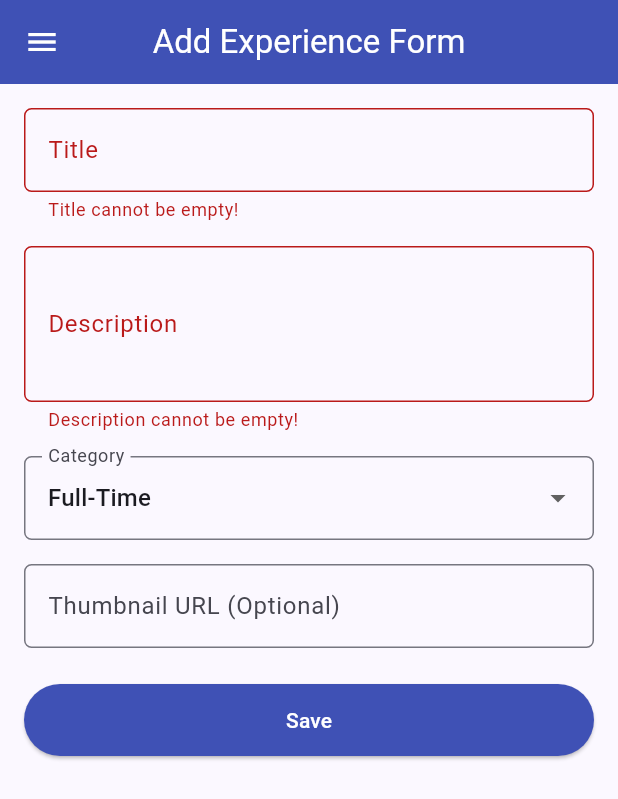
After one commit to daaaniiiissssss/myportofolio_mobile, a Flutter app: the ExperienceFormPage screen opened directly, after a tap on "Save", on a phone screen of 412 x 824 dp. The commit adds this screen. Shown: the top 799 px of the screen. Run offline on Flutter 3.47's test engine with Material 3 defaults, Android fonts, the phone set to English and light mode, and no system bars; our stand-ins replace material_ui; generated files the repository leaves out were written again.

Commit message:
change main

```diff
--- a/lib/main.dart
+++ b/lib/main.dart
@@ -1,22 +1,33 @@
 import 'package:material_ui/material_ui.dart';
 import 'package:myportofolio_mobile/screens/menu.dart';
+import 'package:myportofolio_mobile/services/api_client.dart';
+import 'package:myportofolio_mobile/services/auth_state.dart';
+import 'package:provider/provider.dart';
 
 void main() {
-  runApp(const MyApp());
+  runApp(MyApp(apiClient: ApiClient()));
 }
 
 class MyApp extends StatelessWidget {
-  const MyApp({super.key});
+  const MyApp({required this.apiClient, super.key});
+
+  final ApiClient apiClient;
 
   @override
   Widget build(BuildContext context) {
-    return MaterialApp(
-      title: 'My Portofolio',
-      theme: ThemeData(
-        colorScheme: ColorScheme.fromSeed(seedColor: Colors.indigo),
-        useMaterial3: true,
+    return MultiProvider(
+      providers: [
+        Provider.value(value: apiClient),
+        ChangeNotifierProvider(create: (_) => AuthState(apiClient)),
+      ],
+      child: MaterialApp(
+        title: 'My Portofolio',
+        theme: ThemeData(
+          colorScheme: ColorScheme.fromSeed(seedColor: Colors.indigo),
+          useMaterial3: true,
+        ),
+        home: const MyHomePage(),
       ),
-      home: const MyHomePage(),
     );
   }
 }
--- /dev/null
+++ b/lib/screens/experience_form.dart
@@ -0,0 +1,247 @@
+import 'package:material_ui/material_ui.dart';
+import 'package:myportofolio_mobile/models/experience.dart';
+import 'package:myportofolio_mobile/services/api_client.dart';
+import 'package:myportofolio_mobile/services/auth_state.dart';
+import 'package:myportofolio_mobile/widgets/auth_guard.dart';
+import 'package:myportofolio_mobile/widgets/left_drawer.dart';
+import 'package:provider/provider.dart';
+
+class ExperienceFormPage extends StatefulWidget {
+  const ExperienceFormPage({super.key});
+
+  @override
+  State<ExperienceFormPage> createState() => _ExperienceFormPageState();
+}
+
+class _ExperienceFormPageState extends State<ExperienceFormPage> {
+  final _formKey = GlobalKey<FormState>();
+  final _titleController = TextEditingController();
+  final _descriptionController = TextEditingController();
+  final _thumbnailController = TextEditingController();
+  String _category = 'full-time';
+  bool _isSubmitting = false;
+
+  /// Values must match `EXPERIENCE_CHOICES` in the Django model.
+  static const Map<String, String> _categories = {
+    'internship': 'Internship',
+    'research': 'Research',
+    'volunteer': 'Volunteer',
+    'part-time': 'Part-Time',
+    'full-time': 'Full-Time',
+    'freelance': 'Freelance',
+  };
+
+  @override
+  void dispose() {
+    _titleController.dispose();
+    _descriptionController.dispose();
+    _thumbnailController.dispose();
+    super.dispose();
+  }
+
+  String? _validateRequired(String? value, String label) {
+    if (value == null || value.trim().isEmpty) {
+      return '$label cannot be empty!';
+    }
+    return null;
+  }
+
+  String? _validateOptionalUrl(String? value) {
+    final text = value?.trim() ?? '';
+    if (text.isEmpty) return null;
+    final uri = Uri.tryParse(text);
+    final valid =
+        uri != null &&
+        (uri.scheme == 'http' || uri.scheme == 'https') &&
+        uri.host.isNotEmpty;
+    return valid ? null : 'Enter a valid URL (http/https)!';
+  }
+
+  InputDecoration _decoration(String label, {String? hint}) {
+    return InputDecoration(
+      labelText: label,
+      hintText: hint,
+      border: OutlineInputBorder(borderRadius: BorderRadius.circular(5)),
+    );
+  }
+
+  Future<void> _submit() async {
+    if (!_formKey.currentState!.validate()) return;
+
+    final apiClient = context.read<ApiClient>();
+    final auth = context.read<AuthState>();
+    final messenger = ScaffoldMessenger.of(context);
+
+    if (!await ensureLoggedIn(context)) return;
+    if (!mounted) return;
+    final token = auth.token;
+    if (token == null) return;
+
+    setState(() {
+      _isSubmitting = true;
+    });
+
+    try {
+      final created = await apiClient.createExperience(
+        Experience(
+          title: _titleController.text.trim(),
+          description: _descriptionController.text.trim(),
+          category: _category,
+          thumbnail: _thumbnailController.text.trim(),
+        ),
+        token: token,
+      );
+      if (!mounted) return;
+      await showDialog<void>(
+        context: context,
+        builder: (dialogContext) => AlertDialog(
+          title: const Text('Experience berhasil ditambahkan!'),
+          content: SingleChildScrollView(
+            child: Column(
+              crossAxisAlignment: CrossAxisAlignment.start,
+              mainAxisSize: MainAxisSize.min,
+              children: [
+                Text('Title: ${created.title}'),
+                Text('Category: ${created.categoryDisplay}'),
+                Text('Description: ${created.description}'),
+                if (created.thumbnail.isNotEmpty)
+                  Text('Thumbnail: ${created.thumbnail}'),
+              ],
+            ),
+          ),
+          actions: [
+            TextButton(
+              child: const Text('OK'),
+              onPressed: () => Navigator.pop(dialogContext),
+            ),
+          ],
+        ),
+      );
+      if (!mounted) return;
+      _formKey.currentState!.reset();
+      _titleController.clear();
+      _descriptionController.clear();
+      _thumbnailController.clear();
+      setState(() {
+        _category = 'full-time';
+      });
+    } on ApiException catch (e) {
+      if (e.statusCode == 401) {
+        await auth.logout();
+        if (!mounted) return;
+        messenger.showSnackBar(
+          const SnackBar(content: Text('Sesi berakhir, silakan login ulang.')),
+        );
+        await ensureLoggedIn(context);
+      } else if (e.statusCode == 403) {
+        messenger.showSnackBar(
+          const SnackBar(
+            content: Text('Kamu tidak punya izin untuk menambah data.'),
+          ),
+        );
+      } else {
+        messenger.showSnackBar(
+          SnackBar(content: Text('Gagal menyimpan (${e.statusCode}).')),
+        );
+      }
+    } catch (_) {
+      messenger.showSnackBar(
+        const SnackBar(content: Text('Tidak dapat terhubung ke server.')),
+      );
+    } finally {
+      if (mounted) {
+        setState(() {
+          _isSubmitting = false;
+        });
+      }
+    }
+  }
+
+  @override
+  Widget build(BuildContext context) {
+    return Scaffold(
+      appBar: AppBar(
+        title: const Text('Add Experience Form'),
+        centerTitle: true,
+        backgroundColor: Colors.indigo,
+        foregroundColor: Colors.white,
+      ),
+      drawer: const LeftDrawer(),
+      body: SafeArea(
+        child: Form(
+          key: _formKey,
+          child: SingleChildScrollView(
+            keyboardDismissBehavior: ScrollViewKeyboardDismissBehavior.onDrag,
+            padding: const EdgeInsets.all(16),
+            child: Column(
+              crossAxisAlignment: CrossAxisAlignment.stretch,
+              children: [
+                TextFormField(
+                  controller: _titleController,
+                  textInputAction: TextInputAction.next,
+                  decoration: _decoration('Title', hint: 'Experience title'),
+                  validator: (v) => _validateRequired(v, 'Title'),
+                ),
+                const SizedBox(height: 16),
+                TextFormField(
+                  controller: _descriptionController,
+                  minLines: 3,
+                  maxLines: 5,
+                  keyboardType: TextInputType.multiline,
+                  decoration: _decoration('Description'),
+                  validator: (v) => _validateRequired(v, 'Description'),
+                ),
+                const SizedBox(height: 16),
+                DropdownButtonFormField<String>(
+                  decoration: _decoration('Category'),
+                  initialValue: _category,
+                  items: _categories.entries
+                      .map(
+                        (e) => DropdownMenuItem(
+                          value: e.key,
+                          child: Text(e.value),
+                        ),
+                      )
+                      .toList(),
+                  onChanged: (value) {
+                    if (value != null) {
+                      setState(() {
+                        _category = value;
+                      });
+                    }
+                  },
+                ),
+                const SizedBox(height: 16),
+                TextFormField(
+                  controller: _thumbnailController,
+                  keyboardType: TextInputType.url,
+                  decoration: _decoration(
+                    'Thumbnail URL (Optional)',
+                    hint: 'https://...',
+                  ),
+                  validator: _validateOptionalUrl,
+                ),
+                const SizedBox(height: 24),
+                ElevatedButton(
+                  style: ElevatedButton.styleFrom(
+                    backgroundColor: Colors.indigo,
+                    foregroundColor: Colors.white,
+                    padding: const EdgeInsets.symmetric(vertical: 14),
+                  ),
+                  onPressed: _isSubmitting ? null : _submit,
+                  child: _isSubmitting
+                      ? const SizedBox(
+                          height: 20,
+                          width: 20,
+                          child: CircularProgressIndicator(strokeWidth: 2),
+                        )
+                      : const Text('Save'),
+                ),
+              ],
+            ),
+          ),
+        ),
+      ),
+    );
+  }
+}
```
